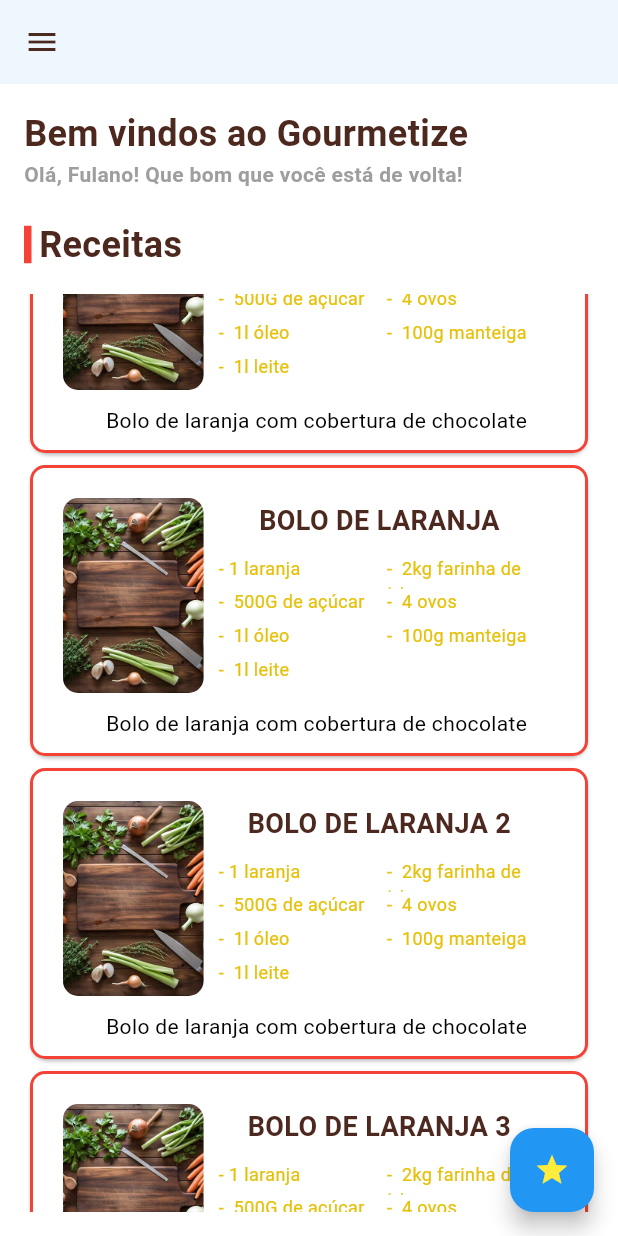
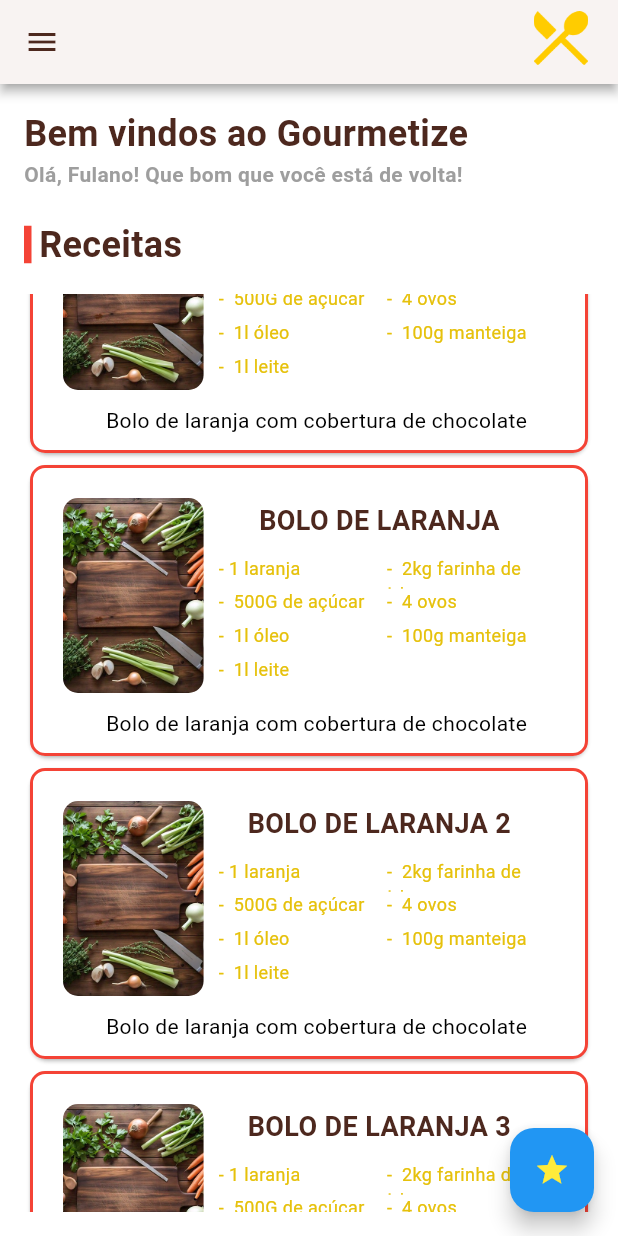
Before and after one commit to BiancaAntonelly/Gourmetize, a Flutter app: the screen it shows after launch, scrolled down 576 dp, on a phone screen of 412 x 824 dp. Run offline on Flutter 3.47's test engine with Material 3 defaults, Android fonts, the phone set to English and light mode, and no system bars; our stand-ins replace flutter_rating_stars, flutter_svg, go_router.

Commit message:
ajusta appBar

```diff
--- a/gourmetize/lib/widgets/app_drawer.dart
+++ b/gourmetize/lib/widgets/app_drawer.dart
@@ -18,7 +18,7 @@ class AppDrawer extends StatelessWidget {
     void openNovaAvaliacao() {
       showModalBottomSheet(
         context: context,
-        builder: (context) => NovaAvaliacao(),
+        builder: (context) => const NovaAvaliacao(),
         backgroundColor: Colors.transparent,
       );
     }
@@ -27,6 +27,8 @@ class AppDrawer extends StatelessWidget {
       appBar: AppBar(
         title: Text(title),
         backgroundColor: Colors.white,
+        shadowColor: Colors.grey,
+        surfaceTintColor: const Color.fromRGBO(163, 101, 83, 100),
         leading: Builder(
           builder: (BuildContext context) {
             return IconButton(
@@ -37,6 +39,17 @@ class AppDrawer extends StatelessWidget {
             );
           },
         ),
+        actions: [
+          Container(
+            padding: const EdgeInsets.fromLTRB(0, 0, 20, 5),
+            child: Image.asset(
+              'assets/icone.png',
+              fit: BoxFit.cover,
+              height: 36,
+              width: 36,
+            ),
+          )
+        ],
       ),
       drawer: Drawer(
         child: Container(
```
